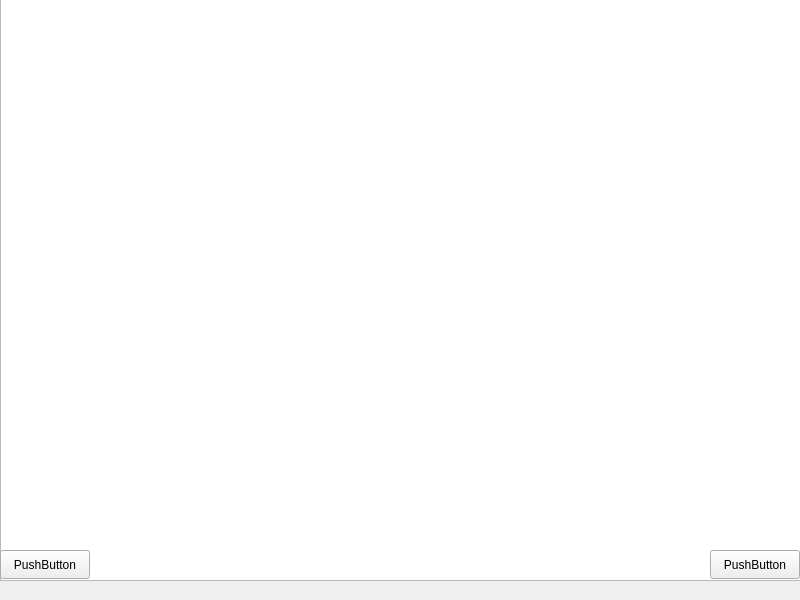
Locan9/daily-scheduler, file scheduler.ui: the form before one commit.
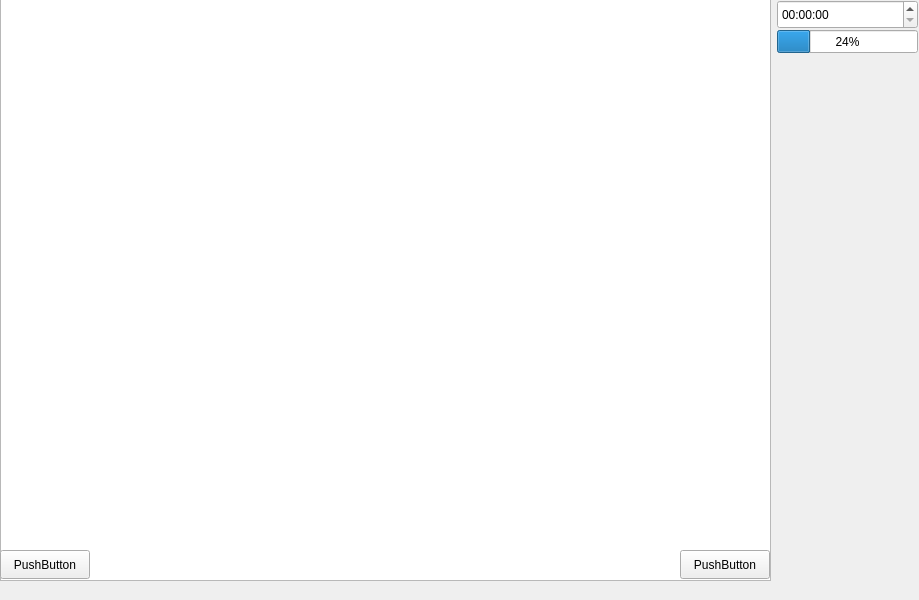
The form after the commit.

Patch:
```diff
--- a/scheduler.ui
+++ b/scheduler.ui
@@ -6,7 +6,7 @@
    <rect>
     <x>0</x>
     <y>0</y>
-    <width>800</width>
+    <width>919</width>
     <height>600</height>
    </rect>
   </property>
@@ -19,7 +19,7 @@
      <rect>
       <x>0</x>
       <y>-20</y>
-      <width>801</width>
+      <width>771</width>
       <height>601</height>
      </rect>
     </property>
@@ -40,7 +40,7 @@
     <widget class="QPushButton" name="btn_delete">
     <property name="geometry">
      <rect>
-      <x>710</x>
+      <x>680</x>
       <y>550</y>
       <width>90</width>
       <height>29</height>
@@ -50,6 +50,29 @@
      <string>PushButton</string>
     </property>
    </widget>
+   <widget class="QTimeEdit" name="timeEdit">
+    <property name="geometry">
+     <rect>
+      <x>777</x>
+      <y>0</y>
+      <width>141</width>
+      <height>29</height>
+     </rect>
+    </property>
+   </widget>
+   <widget class="QProgressBar" name="progressBar">
+    <property name="geometry">
+     <rect>
+      <x>777</x>
+      <y>30</y>
+      <width>141</width>
+      <height>23</height>
+     </rect>
+    </property>
+    <property name="value">
+     <number>24</number>
+    </property>
+   </widget>
   </widget>
   <widget class="QMenuBar" name="menubar">
    <property name="geometry">
```
Left out of the diff: 6 changed lines with no effect on the pictures.
